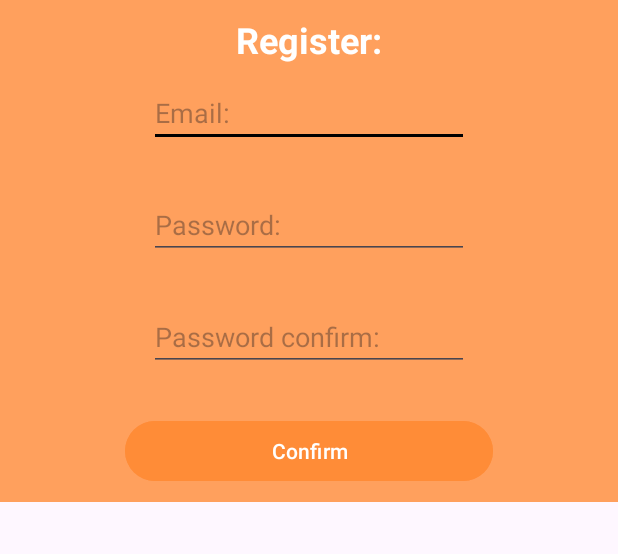
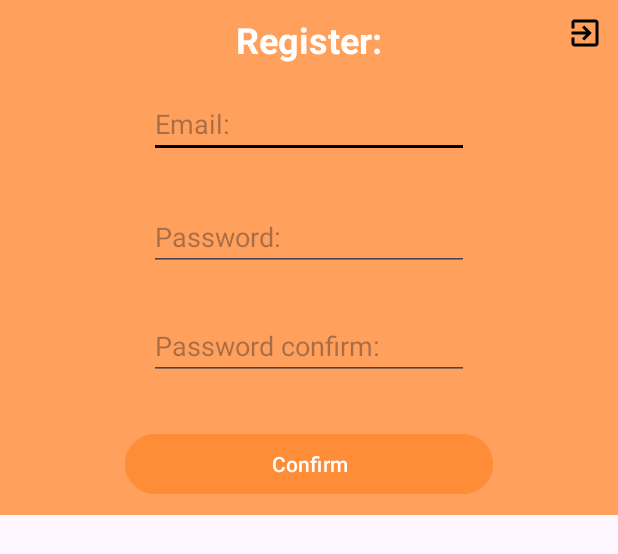
Before and after one commit to guysro/FivePointProject, an Android app: the layout dialog_register.xml on its own in the app's theme, with its tools: preview values and no code run, on a phone screen of 412 x 824 dp. Shown: the top 554 px of the screen. Run offline under Robolectric (Android 15) with nearby library versions, the phone set to English and light mode, and no system bars.

Commit message:
added exit from register and login dialogs

```diff
--- /dev/null
+++ b/app/src/main/res/drawable/baseline_exit_to_app_24.xml
@@ -0,0 +1,5 @@
+<vector xmlns:android="http://schemas.android.com/apk/res/android" android:height="24dp" android:tint="#000000" android:viewportHeight="24" android:viewportWidth="24" android:width="24dp">
+
+    <path android:fillColor="@android:color/white" android:pathData="M10.09,15.59L11.5,17l5,-5 -5,-5 -1.41,1.41L12.67,11H3v2h9.67l-2.58,2.59zM19,3H5c-1.11,0 -2,0.9 -2,2v4h2V5h14v14H5v-4H3v4c0,1.1 0.89,2 2,2h14c1.1,0 2,-0.9 2,-2V5c0,-1.1 -0.9,-2 -2,-2z"/>
+
+</vector>
--- a/app/src/main/res/layout/dialog_register.xml
+++ b/app/src/main/res/layout/dialog_register.xml
@@ -1,13 +1,22 @@
 <?xml version="1.0" encoding="utf-8"?>
-<LinearLayout xmlns:android="http://schemas.android.com/apk/res/android"
+<RelativeLayout xmlns:android="http://schemas.android.com/apk/res/android"
     xmlns:app="http://schemas.android.com/apk/res-auto"
     xmlns:tools="http://schemas.android.com/tools"
     android:layout_width="match_parent"
     android:layout_height="wrap_content"
     android:background="@color/background"
-    android:gravity="center"
     android:orientation="vertical"
     android:padding="10dp">
+
+
+    <ImageView
+        android:id="@+id/exit"
+        android:layout_width="wrap_content"
+        android:layout_height="wrap_content"
+        android:layout_alignParentEnd="true"
+        android:contentDescription="exit"
+        android:src="@drawable/baseline_exit_to_app_24"
+        tools:ignore="HardcodedText" />
 
     <TextView
         android:id="@+id/tvGameOverTitle"
@@ -17,9 +26,7 @@
         android:textColor="@color/white"
         android:textSize="24sp"
         android:textStyle="bold"
-        app:layout_constraintEnd_toEndOf="parent"
-        app:layout_constraintStart_toStartOf="parent"
-        app:layout_constraintTop_toTopOf="parent"
+        android:layout_centerHorizontal="true"
         tools:ignore="HardcodedText" />
 
     <EditText
@@ -28,17 +35,17 @@
         android:layout_height="wrap_content"
         android:autofillHints="emailAddress"
         android:ems="10"
-        app:layout_constraintStart_toStartOf="parent"
-        app:layout_constraintEnd_toEndOf="parent"
-        android:layout_marginTop="10dp"
+        android:layout_marginTop="50dp"
         android:inputType="textEmailAddress"
+        android:layout_centerHorizontal="true"
         android:hint="Email:"
-        app:layout_constraintTop_toBottomOf="@id/tvGameOverTitle"
         tools:ignore="HardcodedText"/>
     <TextView
         android:id="@+id/emailErrorR"
         android:layout_width="wrap_content"
+        android:layout_centerHorizontal="true"
         android:textColor="@color/design_default_color_error"
+        android:layout_marginTop="100dp"
         android:layout_height="wrap_content"/>
     <EditText
         android:id="@+id/passwordRegister"
@@ -46,17 +53,17 @@
         android:layout_height="wrap_content"
         android:autofillHints="password"
         android:ems="10"
-        app:layout_constraintStart_toStartOf="parent"
-        app:layout_constraintEnd_toEndOf="parent"
+        android:layout_centerHorizontal="true"
         android:inputType="textPassword"
-        android:layout_marginTop="10dp"
-        app:layout_constraintTop_toBottomOf="@id/emailRegister"
+        android:layout_marginTop="125dp"
         android:hint="Password:"
         tools:ignore="HardcodedText"/>
     <TextView
         android:id="@+id/passwordErrorR"
         android:layout_width="wrap_content"
         android:textColor="@color/design_default_color_error"
+        android:layout_centerHorizontal="true"
+        android:layout_marginTop="175dp"
         android:layout_height="wrap_content"/>
     <EditText
         android:id="@+id/passwordConfirmRegister"
@@ -64,17 +71,17 @@
         android:layout_height="wrap_content"
         android:autofillHints="password"
         android:ems="10"
-        app:layout_constraintStart_toStartOf="parent"
-        app:layout_constraintEnd_toEndOf="parent"
+        android:layout_centerHorizontal="true"
         android:inputType="textPassword"
-        android:layout_marginTop="10dp"
-        app:layout_constraintTop_toBottomOf="@id/passwordRegister"
+        android:layout_marginTop="198dp"
         android:hint="Password confirm:"
         tools:ignore="HardcodedText"/>
     <TextView
         android:id="@+id/confirmPasswordErrorR"
         android:layout_width="wrap_content"
         android:textColor="@color/design_default_color_error"
+        android:layout_centerHorizontal="true"
+        android:layout_marginTop="250dp"
         android:layout_height="wrap_content"/>
     <Button
         android:id="@+id/btnRegister"
@@ -83,11 +90,8 @@
         android:backgroundTint="@color/button_color"
         android:text="Confirm"
         android:textColor="@color/white"
-        app:layout_constraintBottom_toBottomOf="parent"
-        app:layout_constraintStart_toStartOf="parent"
-        app:layout_constraintEnd_toEndOf="parent"
-        app:layout_constraintTop_toBottomOf="@id/passwordConfirmRegister"
-        android:layout_marginTop="10dp"
+        android:layout_centerHorizontal="true"
+        android:layout_marginTop="275dp"
         tools:ignore="HardcodedText" />
 
-</LinearLayout>
+</RelativeLayout>
```
Also changed, not shown: app/src/main/java/com/example/fivepointsproject/MainActivity.java (+10 -0 lines), app/src/main/res/layout/dialog_login.xml (+23 -19 lines).
